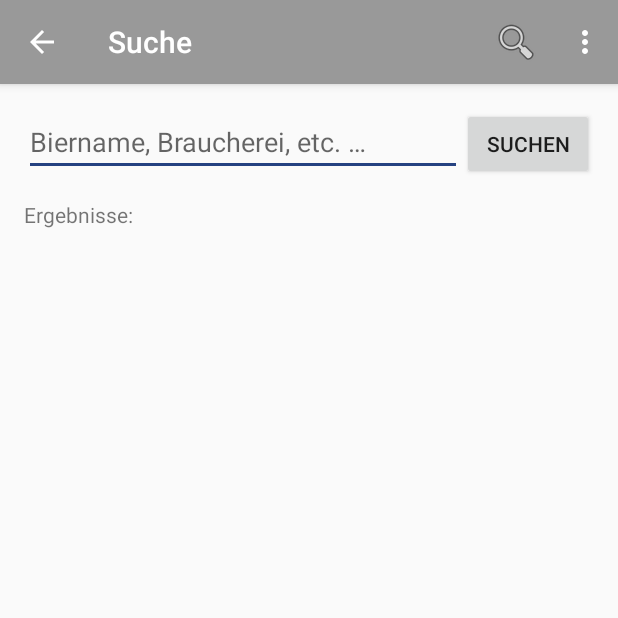
After one commit to blume12/bierflaschensammlung, an Android app: the SearchActivity screen opened directly, with no data from a screen before it, on a phone screen of 412 x 824 dp, the top half of it. The commit adds this screen. Run offline under Robolectric (Android 15) with nearby library versions, the phone set to English and light mode, and no system bars.

Commit message:
Bierkiste-XXL - add search Activity

```diff
--- a/app/src/main/AndroidManifest.xml
+++ b/app/src/main/AndroidManifest.xml
@@ -25,6 +25,11 @@
             android:label="@string/title_activity_new_beer"
             android:theme="@style/AppTheme.NoActionBar" >
         </activity>
+        <activity
+            android:name=".SearchActivity"
+            android:label="@string/title_activity_search"
+            android:theme="@style/AppTheme.NoActionBar" >
+        </activity>
     </application>
 
 </manifest>
--- a/app/src/main/java/de/js/bierflaschensammlung/MainActivity.java
+++ b/app/src/main/java/de/js/bierflaschensammlung/MainActivity.java
@@ -9,6 +9,7 @@ import android.support.v7.widget.Toolbar;
 import android.util.Log;
 import android.view.Menu;
 import android.view.MenuItem;
+import android.view.View;
 import android.widget.ArrayAdapter;
 import android.widget.ListView;
 
@@ -109,6 +110,10 @@ public class MainActivity extends AppCompatActivity {
         return true;
     }
 
+    public void startSearchActivity(View view) {
+        startActivity( new Intent(this, SearchActivity.class));
+    }
+
     @Override
     public boolean onOptionsItemSelected(MenuItem item) {
         // Handle action bar item clicks here. The action bar will
--- /dev/null
+++ b/app/src/main/java/de/js/bierflaschensammlung/SearchActivity.java
@@ -0,0 +1,158 @@
+package de.js.bierflaschensammlung;
+
+import android.content.Intent;
+import android.os.AsyncTask;
+import android.os.Bundle;
+import android.app.Activity;
+import android.support.v7.app.ActionBar;
+import android.support.v7.app.AppCompatActivity;
+import android.support.v7.widget.Toolbar;
+import android.util.Log;
+import android.view.Menu;
+import android.view.MenuItem;
+import android.view.View;
+import android.widget.ArrayAdapter;
+import android.widget.Button;
+import android.widget.ListView;
+
+import org.json.JSONArray;
+import org.json.JSONException;
+import org.json.JSONObject;
+
+import java.sql.Array;
+import java.util.ArrayList;
+
+import de.js.bierflaschensammlung.config.Config;
+import de.js.bierflaschensammlung.json.JsonParser;
+
+public class SearchActivity extends AppCompatActivity {
+
+    private ArrayAdapter<String> listAdapter;
+    private ListView resultList;
+
+    private SearchActivity context = this;
+    @Override
+    protected void onCreate(Bundle savedInstanceState) {
+        super.onCreate(savedInstanceState);
+        setContentView(R.layout.activity_search);
+        Toolbar toolbar = (Toolbar) findViewById(R.id.toolbar);
+        setSupportActionBar(toolbar);
+
+        Button sendSearch = (Button) findViewById(R.id.search_button);
+
+        // load the listview for the beers
+        resultList = (ListView) findViewById(R.id.result_list);
+
+        // add a adapter for the List
+        listAdapter = new ArrayAdapter<String>(this, R.layout.row, new ArrayList<String>());
+
+        resultList.setAdapter(listAdapter);
+
+
+        sendSearch.setOnClickListener(new View.OnClickListener() {
+            @Override
+            public void onClick(View v) {
+                //load the data from Rest-Api
+                runOnUiThread(new Runnable() {
+                    @Override
+                    public void run() {
+
+                        new AsyncTaskParseJson().execute();
+                    }
+                });
+            }
+        });
+    }
+
+    @Override
+    public boolean onCreateOptionsMenu(Menu menu) {
+        // Inflate the menu; this adds items to the action bar if it is present.
+        getMenuInflater().inflate(R.menu.menu_main, menu);
+        ActionBar actionBar = getSupportActionBar();
+        if (actionBar != null) {
+            actionBar.setDisplayUseLogoEnabled(true);
+            actionBar.setDisplayHomeAsUpEnabled(true);
+        }
+        return true;
+    }
+
+    @Override
+    public boolean onOptionsItemSelected(MenuItem item) {
+        // Handle action bar item clicks here. The action bar will
+        // automatically handle clicks on the Home/Up button, so long
+        // as you specify a parent activity in AndroidManifest.xml.
+        int id = item.getItemId();
+
+        //noinspection SimplifiableIfStatement
+        switch (id) {
+            case R.id.action_beer_new:
+                startActivity(new Intent(this, NewBeerActivity.class));
+                return true;
+
+            case R.id.home:
+                //TODO: Back-Button
+                startActivity(new Intent(this, MainActivity.class));
+                return true;
+
+        }
+
+        return super.onOptionsItemSelected(item);
+    }
+
+    private class AsyncTaskParseJson extends AsyncTask<String, String, String> {
+
+        final String TAG = "AsyncTaskParseJson";
+        private final String URL = Config.getRestUrl() + "get-beer-list-user.php";
+
+        JSONArray dataJsonArr = null;
+        JSONObject json = null;
+
+        @Override
+        protected void onPreExecute() {
+        }
+
+        @Override
+        protected String doInBackground(String... arg0) {
+
+            try {
+
+                // instantiate our json parser
+                JsonParser jParser = new JsonParser();
+                listAdapter.clear();
+                // get json string from url
+                json = jParser.getJSONFromUrl(URL);
+
+                Log.d(TAG, json.toString());
+                // get the array of the beers
+                dataJsonArr = json.getJSONArray("beer_kind");
+                // loop through all kinds of beers
+                Log.d(TAG, "TEST: "+dataJsonArr.toString());
+                for (int i = 0; i < dataJsonArr.length(); i++) {
+                    JSONObject c = dataJsonArr.getJSONObject(i);
+                    Log.d(TAG, c.toString());
+                    // Storing each json item in variable
+                    String beer_kind = c.getString("beer_kind");
+                   // String beer = c.getString("beer_name");
+                    String count = c.getString("count");
+
+                    // show the values in our logcat
+                    Log.d(TAG, "beer_kind: " + beer_kind + ", count: " + count);
+                    // add to the listView
+                    listAdapter.add("" + count + " " + beer_kind); // space for Kinds of Beers
+                }
+                listAdapter.setNotifyOnChange(true);
+
+            } catch (Exception e) {
+                e.printStackTrace();
+            }
+            return null;
+        }
+
+        @Override
+        protected void onPostExecute(String strFromDoInBg) {
+            Log.d(TAG, "onPostExecute");
+            listAdapter.notifyDataSetChanged();
+        }
+    }
+
+}
--- a/app/src/main/java/de/js/bierflaschensammlung/config/Config.java
+++ b/app/src/main/java/de/js/bierflaschensammlung/config/Config.java
@@ -5,7 +5,8 @@ package de.js.bierflaschensammlung.config;
  */
 public class Config {
 
-    private static final String URL = "http://192.168.0.201/bierbank/";
+    private static final String URL = "http://192.168.100.105/bierbank/";
+    //private static final String URL = "http://www.bierkiste-xxl.de/";
     private static final String PATH_TO_REST_API = "rest/";
 
     public static String getRestUrl() {
--- /dev/null
+++ b/app/src/main/res/layout/activity_search.xml
@@ -0,0 +1,71 @@
+<?xml version="1.0" encoding="utf-8"?>
+<android.support.design.widget.CoordinatorLayout xmlns:android="http://schemas.android.com/apk/res/android"
+    xmlns:app="http://schemas.android.com/apk/res-auto"
+    xmlns:tools="http://schemas.android.com/tools"
+    android:layout_width="match_parent"
+    android:layout_height="match_parent"
+    android:fitsSystemWindows="true"
+    tools:context=".SearchActivity">
+
+    <android.support.design.widget.AppBarLayout
+        android:layout_width="match_parent"
+        android:layout_height="wrap_content"
+        android:theme="@style/AppTheme.AppBarOverlay">
+
+        <android.support.v7.widget.Toolbar
+            android:id="@+id/toolbar"
+            android:layout_width="match_parent"
+            android:layout_height="?attr/actionBarSize"
+            android:background="?attr/colorPrimary"
+            app:popupTheme="@style/AppTheme.PopupOverlay" />
+
+    </android.support.design.widget.AppBarLayout>
+
+    <RelativeLayout xmlns:android="http://schemas.android.com/apk/res/android"
+        xmlns:app="http://schemas.android.com/apk/res-auto"
+        xmlns:tools="http://schemas.android.com/tools"
+        android:layout_width="match_parent"
+        android:layout_height="match_parent"
+        android:paddingBottom="@dimen/activity_vertical_margin"
+        android:paddingLeft="@dimen/activity_horizontal_margin"
+        android:paddingRight="@dimen/activity_horizontal_margin"
+        android:paddingTop="@dimen/activity_vertical_margin"
+        app:layout_behavior="@string/appbar_scrolling_view_behavior"
+        tools:context=".SearchActivity">
+
+        <EditText
+            android:layout_width="wrap_content"
+            android:layout_height="wrap_content"
+            android:id="@+id/editText"
+            android:layout_toLeftOf="@+id/search_button"
+            android:layout_alignParentLeft="true"
+            android:layout_alignParentStart="true"
+            android:hint="@string/search_example"/>
+        <Button
+            android:layout_width="wrap_content"
+            android:layout_height="wrap_content"
+            android:text="@string/action_search_verb"
+            android:layout_alignParentTop="true"
+            android:layout_alignParentRight="true"
+            android:layout_alignParentEnd="true"
+            android:id="@+id/search_button" />
+
+        <TextView
+            android:layout_width="fill_parent"
+            android:layout_height="wrap_content"
+            android:text="@string/label_result"
+            android:id="@+id/textView"
+            android:layout_below="@+id/editText"
+            android:layout_marginTop="@dimen/activity_horizontal_margin"
+            android:layout_alignParentRight="true"
+            android:layout_alignParentEnd="true" />
+        <ListView
+            android:id="@+id/result_list"
+            android:layout_width="wrap_content"
+            android:layout_height="fill_parent"
+            android:layout_below="@+id/textView">
+
+        </ListView>
+
+    </RelativeLayout>
+</android.support.design.widget.CoordinatorLayout>
--- a/app/src/main/res/layout/content_main.xml
+++ b/app/src/main/res/layout/content_main.xml
@@ -13,7 +13,8 @@
         android:layout_width="wrap_content"
         android:layout_height="wrap_content"
         android:text="@string/button_search"
-        android:id="@+id/button" />
+        android:id="@+id/button"
+        android:onClick="startSearchActivity"/>
 
     <ListView
         android:id="@+id/beer_list"
--- a/app/src/main/res/values/strings.xml
+++ b/app/src/main/res/values/strings.xml
@@ -1,5 +1,5 @@
 <resources>
-    <string name="app_name">Bierflaschensammlung</string>
+    <string name="app_name">Bierkiste-XXL</string>
     <string name="action_beer_new">Neues Bier hinzufügen</string>
     <string name="action_contact">Kontakt</string>
     <string name="action_profil_edit">Profil ändern</string>
@@ -7,6 +7,8 @@
     <string name="action_logout">Abmelden</string>
     <string name="action_info">Info</string>
     <string name="action_search">Suche</string>
+    <string name="action_search_verb">Suchen</string>
+    <string name="search_example">Biername, Braucherei, etc. &#8230;</string>
     <string name="action_save">Speichern</string>
     <string name="action_back">Zurück</string>
     <string name="button_search">Bier suchen</string>
@@ -17,6 +19,7 @@
     <string name="label_beer_per_mille">Alkoholgehalt:</string>
     <string name="label_bottle_color">Farbe:</string>
     <string name="label_bottle_size">Inhaltsmenge:</string>
+    <string name="label_result">Ergebnisse:</string>
 
     <string name="bottle_color_prompt">Wähle eine Farbe</string>
     <string-array name="bottle_color_array">
@@ -30,4 +33,5 @@
         <item id="1">Deutschland</item>
         <item id="2">Österreich</item>
     </string-array>
+    <string name="title_activity_search">Suche</string>
 </resources>
```
